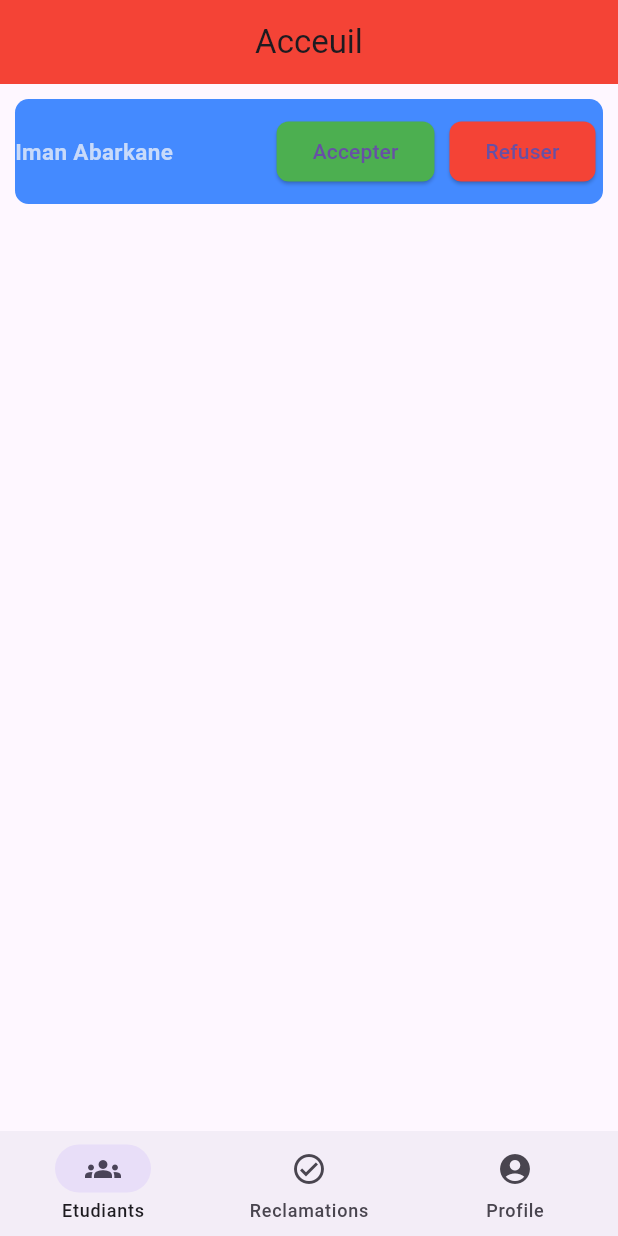
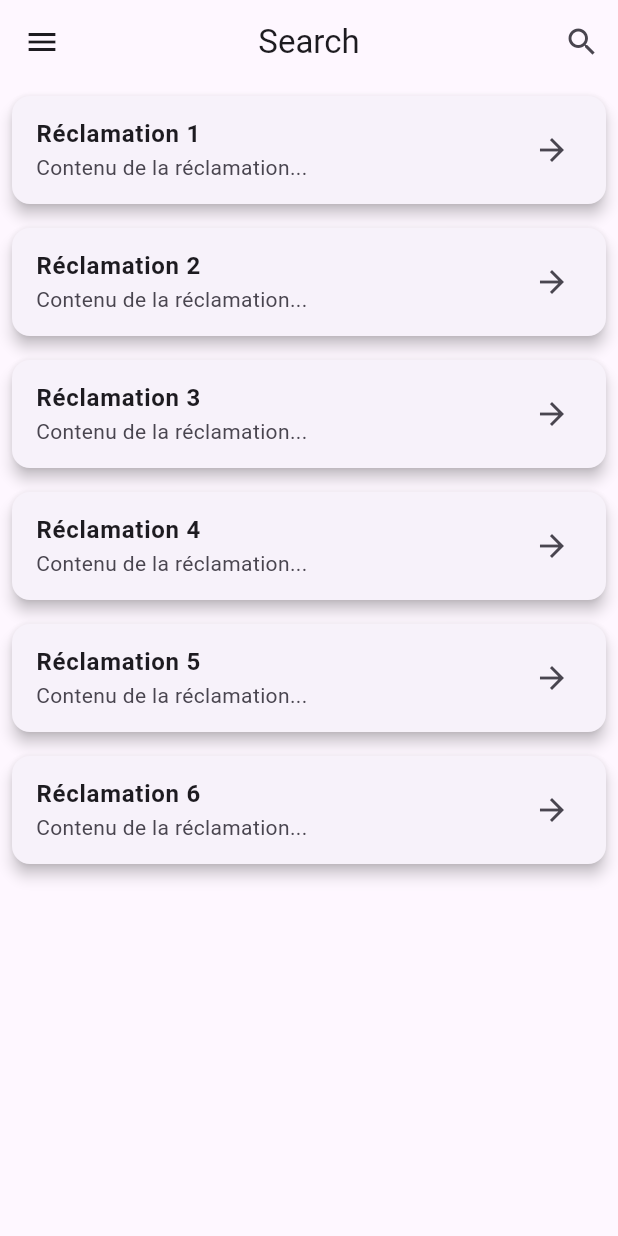
Before and after one commit to ImanAbarkane/gestion-des-reclamations-des-etudiants, a Flutter app: the screen it shows after launch, on a phone screen of 412 x 824 dp. Run offline on Flutter 3.47's test engine with Material 3 defaults, Android fonts, the phone set to English and light mode, and no system bars.

Commit message:
ajouter set tache

```diff
--- a/lib/main.dart
+++ b/lib/main.dart
@@ -1,6 +1,6 @@
-import 'package:ereclamation_application_2/screens/Application%20enseignant/acceuil.dart';
-import 'package:ereclamation_application_2/screens/Application%20etudiant/Forgot_password.dart';
-import 'package:ereclamation_application_2/screens/Application%20etudiant/home.dart';
+
+import 'package:ereclamation_application_2/widgets/Home_ens.dart';
+
 
 import 'package:flutter/material.dart';
 void main() {
@@ -16,11 +16,13 @@ class MyApp extends StatelessWidget {
   Widget build (BuildContext context){
     return  MaterialApp(
       theme: ThemeData(
+
        // primaryColor:  Color.fromARGB(95, 20, 80, 243),
 
       ),
       debugShowCheckedModeBanner: false,
-      home:AcceuilEnseignant(),
+      home:ensHomePage(),
+
     );
   }
 }
--- /dev/null
+++ b/lib/widgets/Home_ens.dart
@@ -0,0 +1,156 @@
+// ignore_for_file: prefer_const_constructors, sort_child_properties_last, prefer_const_literals_to_create_immutables
+
+import 'package:flutter/material.dart';
+
+class ensHomePage extends StatefulWidget {
+  @override
+  _ensHomePageState createState() => _ensHomePageState();
+}
+
+class _ensHomePageState extends State<ensHomePage> {
+  final TextEditingController searchController = TextEditingController();
+  bool isSearchClicked = false;
+
+  void _toggleSearch() {
+    setState(() {
+      isSearchClicked = !isSearchClicked;
+    });
+  }
+
+  void pastraite() {
+    // Action à effectuer lors du clic sur Réclamation pas traitée
+    print('Traitement des réclamations pas traitées...');
+  }
+
+  @override
+  Widget build(BuildContext context) {
+    return Scaffold(
+      appBar: AppBar(
+        centerTitle: true,
+        title: isSearchClicked
+            ? Container(
+                height: 40,
+                decoration: BoxDecoration(
+                  color: Color.fromARGB(255, 104, 126, 158),
+                  borderRadius: BorderRadius.circular(30),
+                ),
+                child: TextField(
+                  controller: searchController,
+                  onChanged: (context) {
+                    // Gérez les changements de texte de recherche ici
+                  },
+                  decoration: InputDecoration(
+                    hintText: 'Search reclamtion...',
+                    border: InputBorder.none,
+                    prefixIcon: Icon(Icons.search),
+                    suffixIcon: IconButton(
+                      icon: Icon(Icons.close),
+                      onPressed: () {
+                        setState(() {
+                          searchController.clear();
+                        });
+                      },
+                    ),
+                  ),
+                ),
+              )
+            : Text("Search"),
+        actions: [
+          IconButton(
+            onPressed: () {
+              _toggleSearch();
+            },
+            icon: Icon(Icons.search),
+          ),
+        ],
+      ),
+      body: ListView.builder(
+        itemCount: 6, // Nombre de réclamations à afficher
+        itemBuilder: (BuildContext context, int index) {
+          return GestureDetector(
+            onTap: () {
+              // Action à effectuer lors du clic sur une réclamation
+            },
+            child: Card(
+              elevation: 4,
+              margin: EdgeInsets.all(8),
+              child: ListTile(
+                title: Text(
+                  'Réclamation ${index + 1}',
+                  style: TextStyle(fontWeight: FontWeight.bold),
+                ),
+                subtitle: Text('Contenu de la réclamation...'),
+                trailing: Icon(Icons.arrow_forward),
+              ),
+            ),
+          );
+        },
+      ),
+      drawer: Drawer(
+        child: ListView(
+          padding: EdgeInsets.zero,
+          children: <Widget>[
+            DrawerHeader(
+              decoration: BoxDecoration(
+                color: Color.fromARGB(255, 106, 187, 254),
+              ),
+              child: Column(
+                crossAxisAlignment: CrossAxisAlignment.start,
+                mainAxisAlignment: MainAxisAlignment.end,
+                children: [
+                  CircleAvatar(
+                    radius: 30,
+                    backgroundImage: AssetImage('assets/profile_pic.jpg'),
+                  ),
+                  SizedBox(height: 10),
+                  Text(
+                    'Nom de l\'enseignant',
+                    style: TextStyle(
+                      color: Colors.white,
+                      fontSize: 18,
+                    ),
+                  ),
+                  Text(
+                    'Adresse e-mail de l\'enseignant',
+                    style: TextStyle(
+                      color: Colors.white,
+                      fontSize: 14,
+                    ),
+                  ),
+                ],
+              ),
+            ),
+            ListTile(
+              title: Text('Réclamation pas traitée'),
+              trailing: Icon(Icons.schedule),
+              onTap: () {
+                pastraite();
+              },
+            ),
+            ListTile(
+              title: Text('Réclamation traitée'),
+              trailing: Icon(Icons.check),
+              onTap: () {
+                // Action à effectuer lors du clic sur Réclamation traitée
+              },
+            ),
+            ListTile(
+              title: Text('Déconnexion'),
+              trailing: Icon(Icons.login),
+              onTap: () {
+                // Action à effectuer lors du clic sur Déconnexion
+              },
+            ),
+            ListTile(
+              title: Text('Paramètres'),
+              trailing: Icon(Icons.settings),
+              onTap: () {
+                // Action à effectuer lors du clic sur Paramètres
+              },
+            ),
+          ],
+        ),
+      ),
+    );
+  }
+}
```
Also changed, not shown: lib/screens/Application etudiant/Login.dart (added, +118 -0 lines), lib/screens/Application etudiant/Signup.dart (added, +148 -0 lines), 1 other file.
